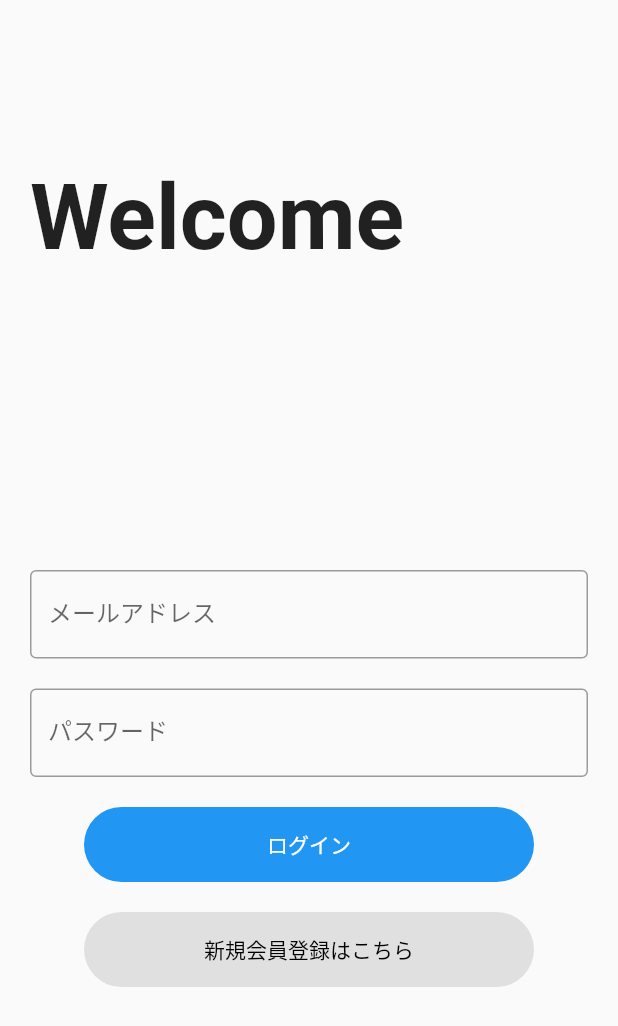
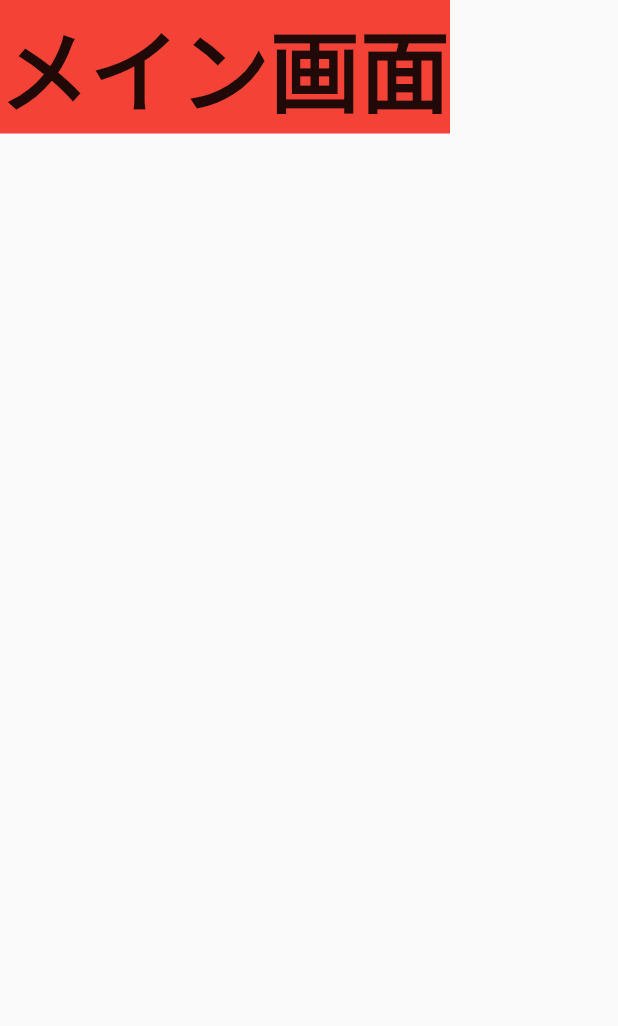
Before and after one commit to gadgelogger/aoharu, a Flutter app: the screen it shows after launch, after a tap on "ログイン", on a phone screen of 412 x 824 dp. Shown: the top 1026 px of the screen. Run offline on Flutter 3.47's test engine with Material 2 defaults, Android fonts, the phone set to English and light mode, and no system bars.

Commit message:
とりあえずログインボタン押下でメイン画面に画面遷移するように実装

```diff
--- a/lib/login.dart
+++ b/lib/login.dart
@@ -1,4 +1,5 @@
 import 'package:flutter/material.dart';
+import 'package:teamc/main_page.dart';
 import 'package:teamc/signin.dart';
 
 class Login extends StatefulWidget {
@@ -66,7 +67,10 @@ class _LoginState extends State<Login> {
               width: 300,
               child: ElevatedButton(
                 onPressed: () {
-                  // TODO: Implement login functionality
+                  Navigator.push(
+                    context,
+                    MaterialPageRoute(builder: (context) => const Main()),
+                  );
                 },
                 child: const Text('ログイン'),
                 style: ElevatedButton.styleFrom(
--- /dev/null
+++ b/lib/main_page.dart
@@ -0,0 +1,25 @@
+import 'package:flutter/material.dart';
+
+class Main extends StatefulWidget {
+  const Main({Key? key}) : super(key: key);
+
+  @override
+  State<Main> createState() => _MainState();
+}
+
+class _MainState extends State<Main> {
+
+  @override
+  Widget build(BuildContext context) {
+    return Scaffold(
+        body: GestureDetector(
+      onTap: () => FocusManager.instance.primaryFocus?.unfocus(),
+      behavior: HitTestBehavior.opaque,
+      child: Container(
+        color: Colors.red,
+        child: Text('メイン画面', style: TextStyle(
+            fontSize: 60.0, fontWeight: FontWeight.bold),),
+      ),
+    ));
+  }
+}
```
